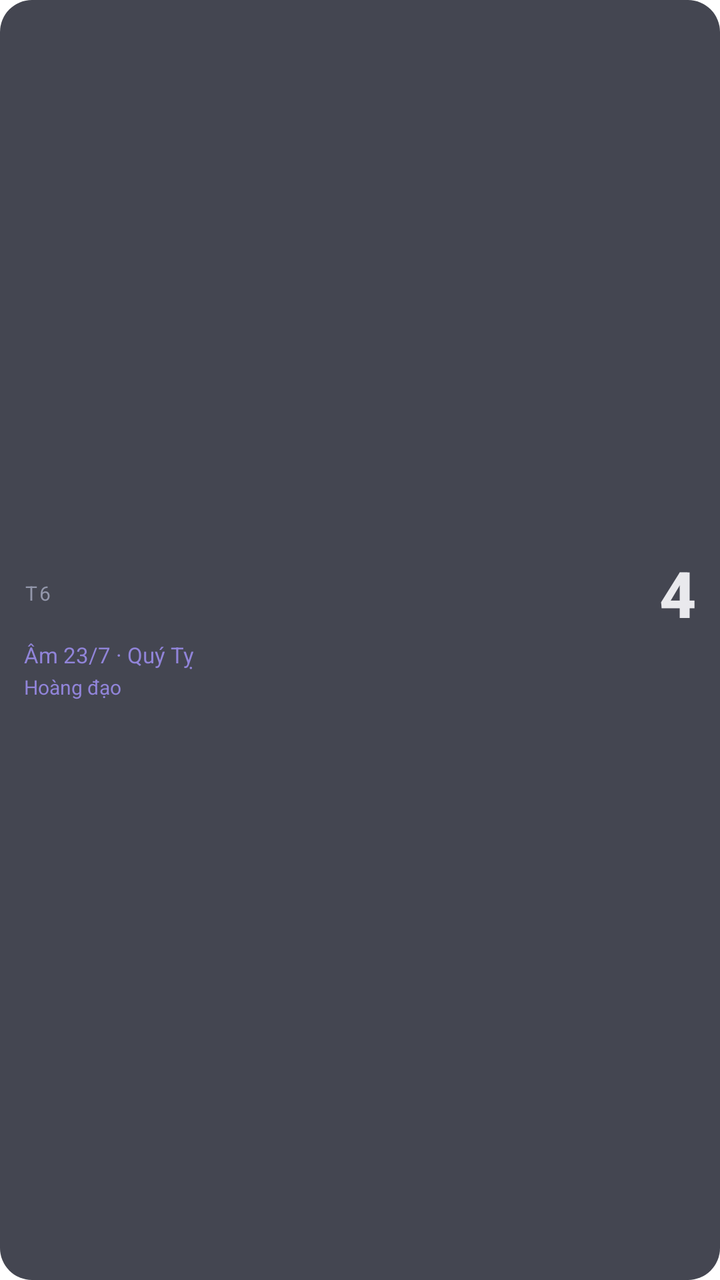
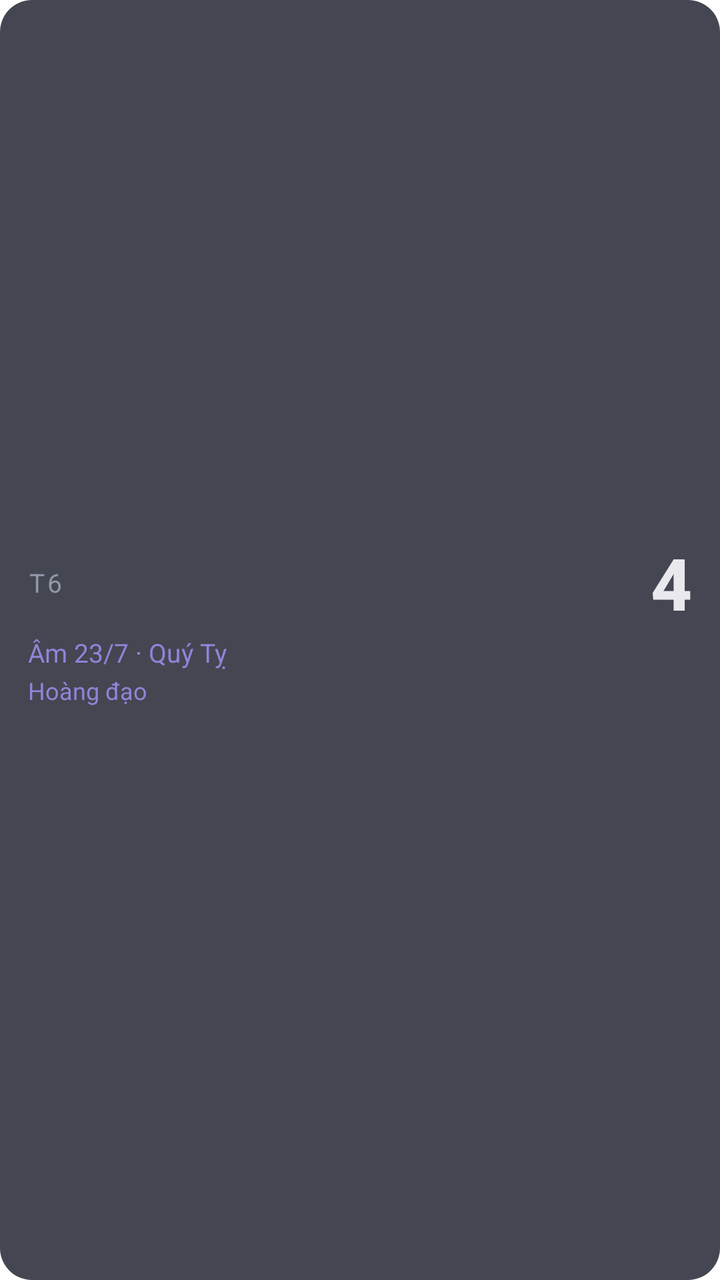

Compare the two renders of this Android layout. The source of the first and the diff that turns it into the second are given below.
<!-- AndroidManifest.xml: fallback theme Theme.MaterialComponents.DayNight.NoActionBar -->
<!-- res/layout/lich_viet_widget.xml -->
<?xml version="1.0" encoding="utf-8"?>
<LinearLayout xmlns:android="http://schemas.android.com/apk/res/android"
    android:layout_width="match_parent"
    android:layout_height="match_parent"
    android:orientation="vertical"
    android:background="@drawable/widget_background"
    android:padding="12dp"
    android:gravity="center_vertical">

    
    <LinearLayout
        android:layout_width="match_parent"
        android:layout_height="wrap_content"
        android:orientation="horizontal"
        android:gravity="center_vertical">

        <TextView
            android:id="@+id/widget_weekday"
            android:layout_width="0dp"
            android:layout_height="wrap_content"
            android:layout_weight="1"
            android:textSize="10sp"
            android:textColor="#9397AB"
            android:letterSpacing="0.1"
            android:textAllCaps="true"
            android:text="T6" />

        <TextView
            android:id="@+id/widget_solar_day"
            android:layout_width="wrap_content"
            android:layout_height="wrap_content"
            android:textSize="32sp"
            android:textStyle="bold"
            android:textColor="#E9E9ED"
            android:fontFamily="sans-serif-medium"
            android:text="4" />
    </LinearLayout>

    
    <TextView
        android:id="@+id/widget_lunar"
        android:layout_width="match_parent"
        android:layout_height="wrap_content"
        android:textSize="11sp"
        android:textColor="#9184D9"
        android:text="Âm 23/7 · Quý Tỵ"

        android:layout_marginTop="2dp" />

    
    <TextView
        android:id="@+id/widget_auspicious"
        android:layout_width="match_parent"
        android:layout_height="wrap_content"
        android:textSize="10sp"
        android:textColor="#9184D9"
        android:text="Hoàng đạo"
        android:layout_marginTop="2dp" />

    
    <TextView
        android:id="@+id/widget_holiday"
        android:layout_width="match_parent"
        android:layout_height="wrap_content"
        android:textSize="9sp"
        android:textColor="#B5ABFC"
        android:textStyle="bold"
        android:layout_marginTop="2dp"
        android:maxLines="1"
        android:ellipsize="end"
        android:text="" />

</LinearLayout>
<!-- resources referenced by this layout -->
<resources>
  <!-- drawable widget_background (drawable) -->
  <?xml version="1.0" encoding="utf-8"?>
  <shape xmlns:android="http://schemas.android.com/apk/res/android"
      android:shape="rectangle">
      <solid android:color="#CC161826" />
      <corners android:radius="16dp" />
  </shape>
</resources>

<!-- the commit's change to res/layout/lich_viet_widget.xml (unified diff, before → after) -->
@@ -2,9 +2,10 @@
 <LinearLayout xmlns:android="http://schemas.android.com/apk/res/android"
     android:layout_width="match_parent"
     android:layout_height="match_parent"
+    android:id="@+id/widget_root"
     android:orientation="vertical"
     android:background="@drawable/widget_background"
-    android:padding="12dp"
+    android:padding="14dp"
     android:gravity="center_vertical">
 
     
@@ -19,7 +20,7 @@
             android:layout_width="0dp"
             android:layout_height="wrap_content"
             android:layout_weight="1"
-            android:textSize="10sp"
+            android:textSize="13sp"
             android:textColor="#9397AB"
             android:letterSpacing="0.1"
             android:textAllCaps="true"
@@ -29,7 +30,7 @@
             android:id="@+id/widget_solar_day"
             android:layout_width="wrap_content"
             android:layout_height="wrap_content"
-            android:textSize="32sp"
+            android:textSize="36sp"
             android:textStyle="bold"
             android:textColor="#E9E9ED"
             android:fontFamily="sans-serif-medium"
@@ -41,10 +42,9 @@
         android:id="@+id/widget_lunar"
         android:layout_width="match_parent"
         android:layout_height="wrap_content"
-        android:textSize="11sp"
+        android:textSize="13sp"
         android:textColor="#9184D9"
         android:text="Âm 23/7 · Quý Tỵ"
-
         android:layout_marginTop="2dp" />
 
     
@@ -52,7 +52,7 @@
         android:id="@+id/widget_auspicious"
         android:layout_width="match_parent"
         android:layout_height="wrap_content"
-        android:textSize="10sp"
+        android:textSize="12sp"
         android:textColor="#9184D9"
         android:text="Hoàng đạo"
         android:layout_marginTop="2dp" />
@@ -62,10 +62,10 @@
         android:id="@+id/widget_holiday"
         android:layout_width="match_parent"
         android:layout_height="wrap_content"
-        android:textSize="9sp"
+        android:textSize="12sp"
         android:textColor="#B5ABFC"
         android:textStyle="bold"
-        android:layout_marginTop="2dp"
+        android:layout_marginTop="3dp"
         android:maxLines="1"
         android:ellipsize="end"
         android:text="" />
